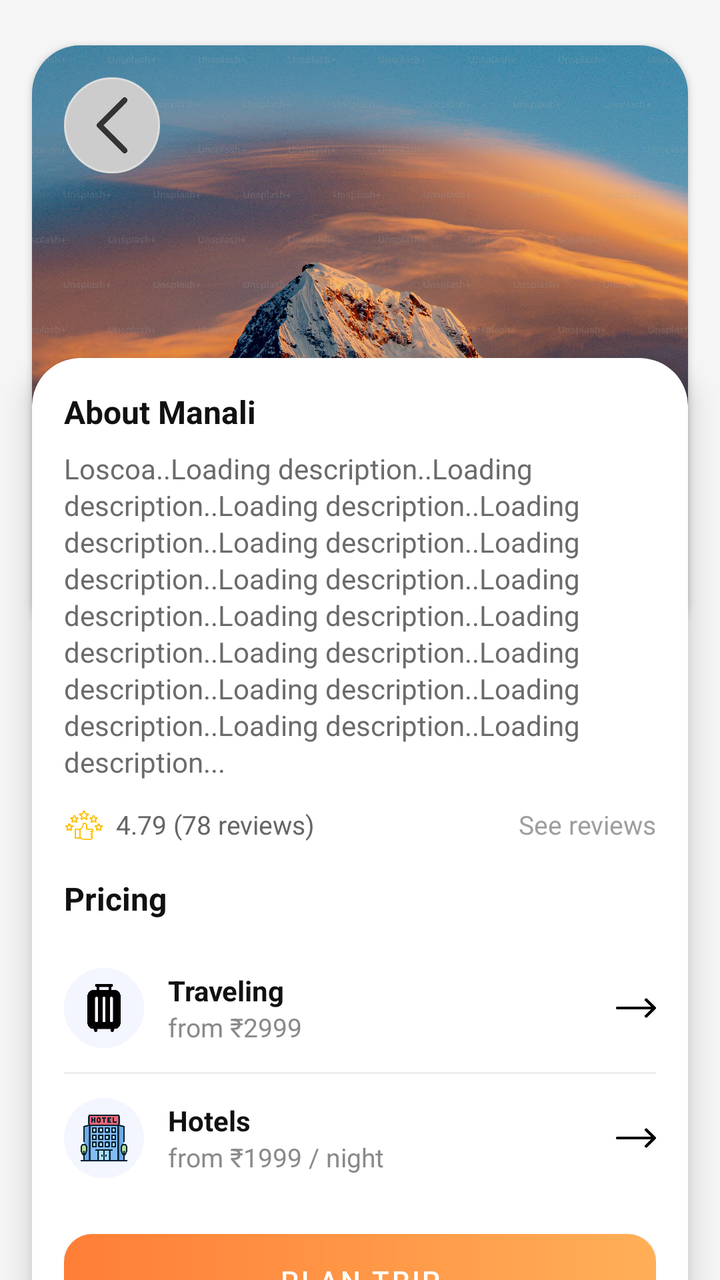
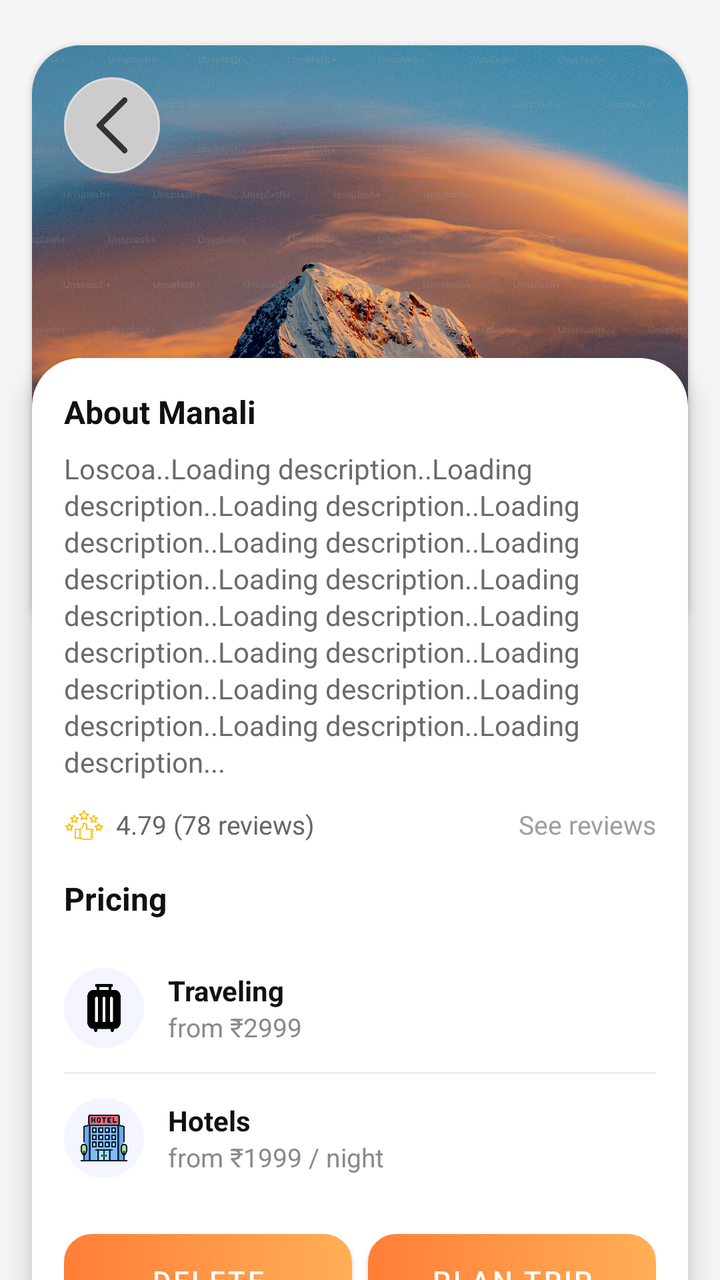

The first picture is an Android layout as it rendered before a commit; the second is the same layout after the commit. The layout source and the unified diff follow.
<!-- AndroidManifest.xml: application theme Theme.MaterialComponents.DayNight.NoActionBar -->
<!-- res/layout/guidescreen.xml -->
<?xml version="1.0" encoding="utf-8"?>
<androidx.constraintlayout.widget.ConstraintLayout
    xmlns:android="http://schemas.android.com/apk/res/android"
    xmlns:app="http://schemas.android.com/apk/res-auto"
    android:layout_width="match_parent"
    android:layout_height="match_parent"
    android:background="#F5F5F5">

    
    <androidx.cardview.widget.CardView
        android:id="@+id/cardHero"
        android:layout_width="0dp"
        android:layout_height="300dp"
        android:layout_margin="16dp"
        app:cardCornerRadius="24dp"
        android:translationY="20px"
        app:cardElevation="2dp"
        app:layout_constraintTop_toTopOf="parent"
        app:layout_constraintStart_toStartOf="parent"
        app:layout_constraintEnd_toEndOf="parent">

        <FrameLayout
            android:layout_width="match_parent"
            android:layout_height="match_parent">

            


            

            <ImageView
                android:id="@+id/imgHero"
                android:layout_width="match_parent"
                android:layout_height="match_parent"
                android:scaleType="centerCrop"
                android:src="@drawable/sample_mountain" />

            <ImageButton
                android:id="@+id/btnBack"
                android:layout_width="48dp"
                android:layout_height="48dp"
                android:layout_margin="16dp"
                android:background="@drawable/btn_back"
                android:contentDescription="@string/back"
                android:padding="10dp"
                app:srcCompat="@drawable/ic_back"
                android:scaleType="centerInside"
                app:tint="#333333" />

            <TextView
                android:id="@+id/txtTitle"
                android:layout_width="wrap_content"
                android:layout_height="wrap_content"
                android:layout_gravity="bottom|start"
                android:layout_margin="20dp"
                android:text="Manali"
                android:textColor="@android:color/white"
                android:textStyle="bold"
                android:textSize="32sp"
                android:shadowColor="#80000000"
                android:shadowDx="0" android:shadowDy="1" android:shadowRadius="4"/>
        </FrameLayout>
    </androidx.cardview.widget.CardView>

    
    <androidx.cardview.widget.CardView
        android:id="@+id/cardContent"
        android:layout_width="0dp"
        android:layout_height="wrap_content"
        app:cardCornerRadius="24dp"
        app:cardElevation="8dp"
        android:layout_marginStart="16dp"
        android:layout_marginEnd="16dp"
        android:layout_marginBottom="16dp"
        app:layout_constraintTop_toBottomOf="@id/cardHero"
        app:layout_constraintStart_toStartOf="parent"
        app:layout_constraintEnd_toEndOf="parent"
        app:layout_constraintBottom_toBottomOf="parent"
        android:translationY="-36dp">

        <LinearLayout
            android:layout_width="match_parent"
            android:layout_height="wrap_content"
            android:orientation="vertical"
            android:padding="16dp">

            
            <TextView
                android:id="@+id/labelAbout"
                android:layout_width="wrap_content"
                android:layout_height="wrap_content"
                android:text="About Manali"
                android:textColor="#111111"
                android:textSize="16sp"
                android:textStyle="bold" />

            <TextView
                android:id="@+id/txtAbout"
                android:layout_width="match_parent"
                android:layout_height="wrap_content"
                android:layout_marginTop="8dp"
                android:lineSpacingExtra="2dp"
                android:text="Loscoa..Loading description..Loading description..Loading description..Loading description..Loading description..Loading description..Loading description..Loading description..Loading description..Loading description..Loading description..Loading description..Loading description..Loading description..Loading description..Loading description..."
                android:textColor="#6B6B6B"
                android:textSize="14sp" />

            
            <LinearLayout
                android:layout_width="match_parent"
                android:layout_height="wrap_content"
                android:layout_marginTop="12dp"
                android:gravity="center_vertical"
                android:orientation="horizontal">

                
                <ImageView
                    android:id="@+id/iconRating"
                    android:layout_width="20dp"
                    android:layout_height="20dp"
                    android:contentDescription="@string/rating"
                    android:src="@drawable/ic_star"
                    app:tint="#FFC107" />

                
                <TextView
                    android:id="@+id/txtRating"
                    android:layout_width="wrap_content"
                    android:layout_height="wrap_content"
                    android:layout_marginStart="6dp"
                    android:text="4.79 (78 reviews)"
                    android:textColor="#666666"
                    android:textSize="13sp" />

                
                <TextView
                    android:id="@+id/btnSeeReviews"
                    android:layout_width="wrap_content"
                    android:layout_height="wrap_content"
                    android:layout_weight="1"
                    android:gravity="end"
                    android:text="See reviews"
                    android:textColor="#9E9E9E"
                    android:textSize="13sp" />
            </LinearLayout>

            
            <TextView
                android:id="@+id/labelPricing"
                android:layout_width="wrap_content"
                android:layout_height="wrap_content"
                android:layout_marginTop="16dp"
                android:text="Pricing"
                android:textColor="#111111"
                android:textSize="16sp"
                android:textStyle="bold" />

            
            <LinearLayout
                android:id="@+id/rowTravel"
                android:layout_width="match_parent"
                android:layout_height="64dp"
                android:layout_marginTop="12dp"
                android:gravity="center_vertical"
                android:orientation="horizontal">

                <ImageView
                    android:layout_width="40dp"
                    android:layout_height="40dp"
                    android:background="@drawable/bg_icon_circle"
                    android:padding="8dp"
                    android:src="@drawable/ic_bag" />

                <LinearLayout
                    android:layout_width="0dp"
                    android:layout_height="wrap_content"
                    android:layout_marginStart="12dp"
                    android:layout_weight="1"
                    android:orientation="vertical">

                    <TextView
                        android:id="@+id/txtTravelTitle"
                        android:layout_width="wrap_content"
                        android:layout_height="wrap_content"
                        android:text="Traveling"
                        android:textColor="#111111"
                        android:textStyle="bold" />

                    <TextView
                        android:id="@+id/txtTravelSub"
                        android:layout_width="wrap_content"
                        android:layout_height="wrap_content"
                        android:text="from ₹2999"
                        android:textColor="#8A8A8A"
                        android:textSize="13sp" />
                </LinearLayout>

                <ImageView
                    android:id="@+id/ivNext1"
                    android:layout_width="20dp"
                    android:layout_height="20dp"
                    android:src="@drawable/ic_arrow_right" />
            </LinearLayout>

            <View
                android:layout_width="match_parent"
                android:layout_height="1dp"
                android:background="#EEEEEE" />

            
            <LinearLayout
                android:id="@+id/rowHotel"
                android:layout_width="match_parent"
                android:layout_height="64dp"
                android:gravity="center_vertical"
                android:orientation="horizontal">

                <ImageView
                    android:layout_width="40dp"
                    android:layout_height="40dp"
                    android:background="@drawable/bg_icon_circle"
                    android:padding="8dp"
                    android:src="@drawable/ic_hotel" />

                <LinearLayout
                    android:layout_width="0dp"
                    android:layout_height="wrap_content"
                    android:layout_marginStart="12dp"
                    android:layout_weight="1"
                    android:orientation="vertical">

                    <TextView
                        android:id="@+id/txtHotelTitle"
                        android:layout_width="wrap_content"
                        android:layout_height="wrap_content"
                        android:text="Hotels"
                        android:textColor="#111111"
                        android:textStyle="bold" />

                    <TextView
                        android:id="@+id/txtHotelSub"
                        android:layout_width="wrap_content"
                        android:layout_height="wrap_content"
                        android:text="from ₹1999 / night"
                        android:textColor="#8A8A8A"
                        android:textSize="13sp" />
                </LinearLayout>

                <ImageView
                    android:id="@+id/ivNext2"
                    android:layout_width="20dp"
                    android:layout_height="20dp"
                    android:src="@drawable/ic_arrow_right" />
            </LinearLayout>

            
            <Button
                android:id="@+id/btnPlanTrip"
                android:layout_width="match_parent"
                android:backgroundTint="@null"
                app:backgroundTint="@null"
                android:layout_height="48dp"
                android:layout_marginTop="16dp"
                android:layout_marginBottom="8dp"
                android:background="@drawable/bg_cta_gradient"
                android:includeFontPadding="false"
                android:clickable="true"
                android:focusable="true"
                android:text="Plan trip"
                android:textColor="@android:color/white" />
        </LinearLayout>
    </androidx.cardview.widget.CardView>

</androidx.constraintlayout.widget.ConstraintLayout>
<!-- resources referenced by this layout -->
<resources>
  <!-- drawable bg_cta_gradient (drawable) -->
  <shape xmlns:android="http://schemas.android.com/apk/res/android">
      <corners android:radius="14dp"/>
      <gradient
          android:startColor="#FF7E36"
          android:endColor="#FFAF57"
          android:angle="0"/>
  </shape>
  <!-- drawable bg_icon_circle (drawable) -->
  <shape xmlns:android="http://schemas.android.com/apk/res/android">
      <solid android:color="#F3F5FF"/>
      <corners android:radius="20dp"/>
  </shape>
  <!-- drawable btn_back (drawable) -->
  <shape xmlns:android="http://schemas.android.com/apk/res/android"
      android:shape="rectangle">
      <solid android:color="#CCCCCC"/>
      <stroke android:width="1dp" android:color="#DDD"/>
      <corners android:radius="30dp"/>
  </shape>
  <!-- drawable ic_arrow_right: png bitmap (drawable, 4078 bytes) -->
  <!-- drawable ic_back: png bitmap (drawable, 2754 bytes) -->
  <!-- drawable ic_bag: png bitmap (drawable, 6154 bytes) -->
  <!-- drawable ic_hotel: png bitmap (drawable, 24485 bytes) -->
  <!-- drawable ic_star: png bitmap (drawable, 15469 bytes) -->
  <!-- drawable sample_mountain: jpg bitmap (drawable, 1028472 bytes) -->
  <string name="back">Back</string>
  <string name="rating">Rating</string>
</resources>

<!-- the commit's change to res/layout/guidescreen.xml (unified diff, before → after) -->
@@ -80,7 +80,7 @@
 
         <LinearLayout
             android:layout_width="match_parent"
-            android:layout_height="wrap_content"
+            android:layout_height="match_parent"
             android:orientation="vertical"
             android:padding="16dp">
 
@@ -194,11 +194,6 @@
                         android:textSize="13sp" />
                 </LinearLayout>
 
-                <ImageView
-                    android:id="@+id/ivNext1"
-                    android:layout_width="20dp"
-                    android:layout_height="20dp"
-                    android:src="@drawable/ic_arrow_right" />
             </LinearLayout>
 
             <View
@@ -245,28 +240,47 @@
                         android:textSize="13sp" />
                 </LinearLayout>
 
-                <ImageView
-                    android:id="@+id/ivNext2"
-                    android:layout_width="20dp"
-                    android:layout_height="20dp"
-                    android:src="@drawable/ic_arrow_right" />
-            </LinearLayout>
-
-            
-            <Button
-                android:id="@+id/btnPlanTrip"
-                android:layout_width="match_parent"
-                android:backgroundTint="@null"
-                app:backgroundTint="@null"
-                android:layout_height="48dp"
+            </LinearLayout>
+
+            
+            <LinearLayout
+                android:layout_width="match_parent"
+                android:layout_height="wrap_content"
                 android:layout_marginTop="16dp"
                 android:layout_marginBottom="8dp"
-                android:background="@drawable/bg_cta_gradient"
-                android:includeFontPadding="false"
-                android:clickable="true"
-                android:focusable="true"
-                android:text="Plan trip"
-                android:textColor="@android:color/white" />
+                android:orientation="horizontal"
+                android:weightSum="2">
+
+                
+                <Button
+                    android:id="@+id/btnDelete"
+                    android:layout_width="0dp"
+                    android:layout_height="48dp"
+                    android:layout_weight="1"
+                    android:background="@drawable/bg_cta_gradient"
+                    android:clickable="true"
+                    android:focusable="true"
+                    android:includeFontPadding="false"
+                    android:text="Delete"
+                    android:textColor="@android:color/white"
+                    app:backgroundTint="@null" />
+
+                
+                <Button
+                    android:id="@+id/btnPlanTrip"
+                    android:layout_width="0dp"
+                    android:layout_height="48dp"
+                    android:layout_marginStart="8dp"
+                    android:layout_weight="1"
+                    android:background="@drawable/bg_cta_gradient"
+                    android:clickable="true"
+                    android:focusable="true"
+                    android:includeFontPadding="false"
+                    android:text="Plan trip"
+                    android:textColor="@android:color/white"
+                    app:backgroundTint="@null" />
+            </LinearLayout>
+
         </LinearLayout>
     </androidx.cardview.widget.CardView>
 
<!-- resource entries referenced after the edit -->
@@ -20,7 +20,6 @@
       <stroke android:width="1dp" android:color="#DDD"/>
       <corners android:radius="30dp"/>
   </shape>
-  <!-- drawable ic_arrow_right: png bitmap (drawable, 4078 bytes) -->
   <!-- drawable ic_back: png bitmap (drawable, 2754 bytes) -->
   <!-- drawable ic_bag: png bitmap (drawable, 6154 bytes) -->
   <!-- drawable ic_hotel: png bitmap (drawable, 24485 bytes) -->
